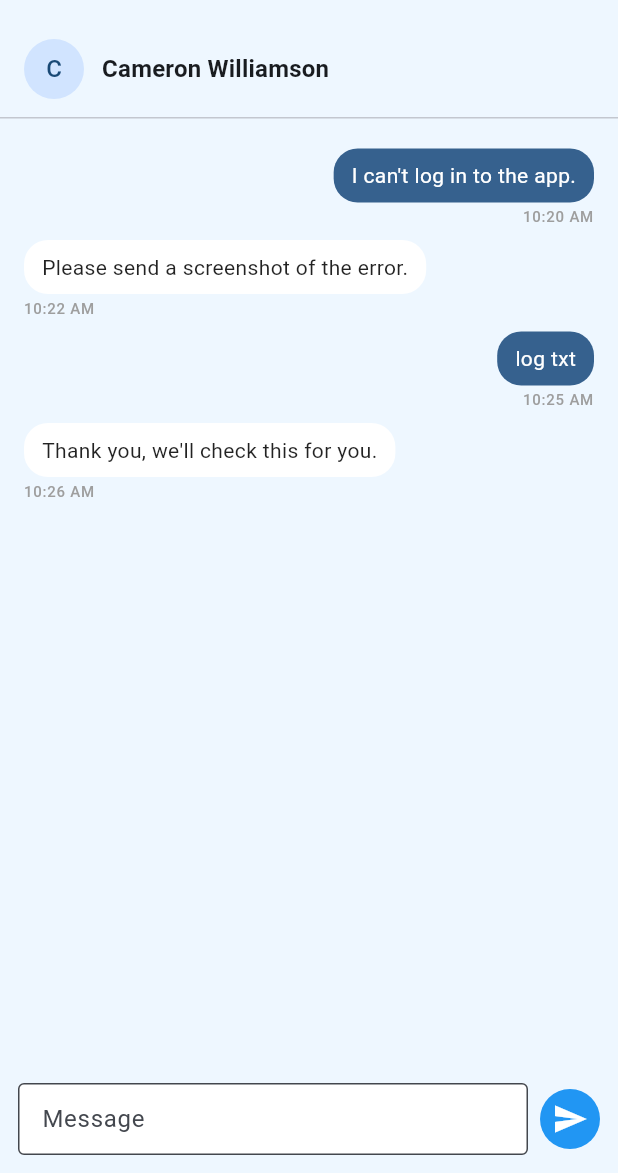
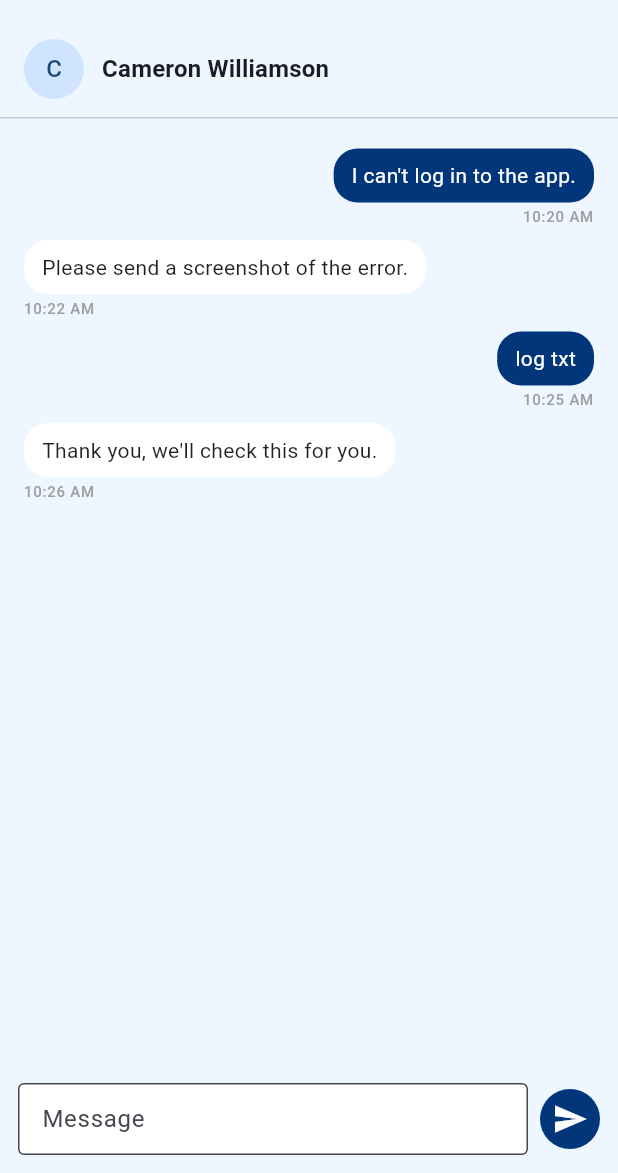
Before and after one commit to SHC12/mst_helpdesk_chat, a Flutter app: the screen it shows after launch, after a tap on an icon or button, on a phone screen of 412 x 824 dp, the part 63-1236 px from its top. Run offline on Flutter 3.47's test engine with Material 3 defaults, Android fonts, the phone set to English and light mode, and no system bars; our stand-ins replace device_preview, dio, equatable, flutter_bloc, hive_flutter; accounts and stored records are empty.

Commit message:
feat: detail chat

```diff
--- a/lib/core/theme/colors.dart
+++ b/lib/core/theme/colors.dart
@@ -4,3 +4,6 @@ Color backgroundColor = Color(0xFFeef7ff);
 
 Color secondaryColor = Colors.lightBlue.shade400;
 Color backgroundTextfieldColor = Colors.grey.shade200;
+
+Color blueColor = Color(0xFF02367b);
+Color whiteColor = Colors.white;
--- a/lib/features/chat/presentation/widgets/chat_input.widget.dart
+++ b/lib/features/chat/presentation/widgets/chat_input.widget.dart
@@ -1,5 +1,6 @@
 import 'package:flutter/material.dart';
 import 'package:flutter_bloc/flutter_bloc.dart';
+import 'package:mst_chat/core/theme/colors.dart';
 
 import '../cubit/chat_cubit.dart';
 import '../cubit/chat_state.dart';
@@ -48,8 +49,8 @@ class _ChatInputState extends State<ChatInput> {
                   enabled: !isSending,
                   textInputAction: TextInputAction.send,
                   onSubmitted: (_) => _send(),
-                  decoration: const InputDecoration(
-                    fillColor: Colors.white,
+                  decoration: InputDecoration(
+                    fillColor: whiteColor,
                     filled: true,
                     hintText: 'Message',
                     border: OutlineInputBorder(),
@@ -61,10 +62,10 @@ class _ChatInputState extends State<ChatInput> {
               ),
               const SizedBox(width: 8),
               CircleAvatar(
-                backgroundColor: Colors.blue,
+                backgroundColor: blueColor,
                 child: IconButton(
                   onPressed: isSending ? null : _send,
-                  icon: const Icon(Icons.send, color: Colors.white),
+                  icon: Icon(Icons.send, color: whiteColor),
                 ),
               ),
             ],
--- a/lib/features/chat/presentation/widgets/message_bubble.widget.dart
+++ b/lib/features/chat/presentation/widgets/message_bubble.widget.dart
@@ -1,4 +1,5 @@
 import 'package:flutter/material.dart';
+import 'package:mst_chat/core/theme/colors.dart';
 
 import '../../domain/entities/chat_message.dart';
 
@@ -18,8 +19,8 @@ class MessageBubble extends StatelessWidget {
   @override
   Widget build(BuildContext context) {
     final isUser = message.sender == ChatSender.user;
-    final bubbleColor = isUser ? Theme.of(context).colorScheme.primary : Colors.white;
-    final textColor = isUser ? Colors.white : Colors.black87;
+    final bubbleColor = isUser ? blueColor : whiteColor;
+    final textColor = isUser ? whiteColor : Colors.black87;
     final alignment = isUser ? CrossAxisAlignment.end : CrossAxisAlignment.start;
 
     return Padding(
--- a/pubspec.yaml
+++ b/pubspec.yaml
@@ -36,6 +36,7 @@ dependencies:
   cupertino_icons: ^1.0.8
   device_preview: ^1.3.1
   flutter_bloc: ^8.1.3
+  flutter_dotenv: ^6.0.0
   google_fonts: ^6.3.2
   dio: ^5.4.0
   hive: ^2.2.3
```
Also changed, not shown: lib/features/chat/presentation/widgets/chat_contact_header.widget.dart (+0 -11 lines), lib/core/config/open_ai.config.dart, pubspec.lock, 1 other file.
